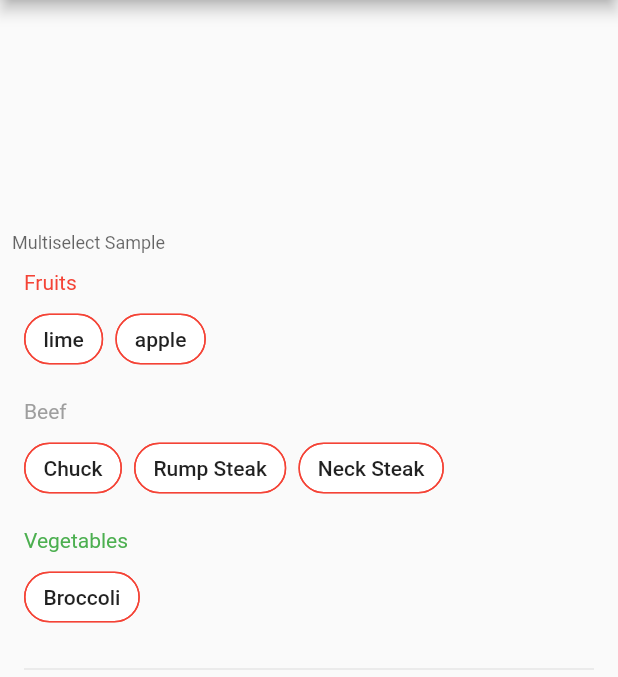
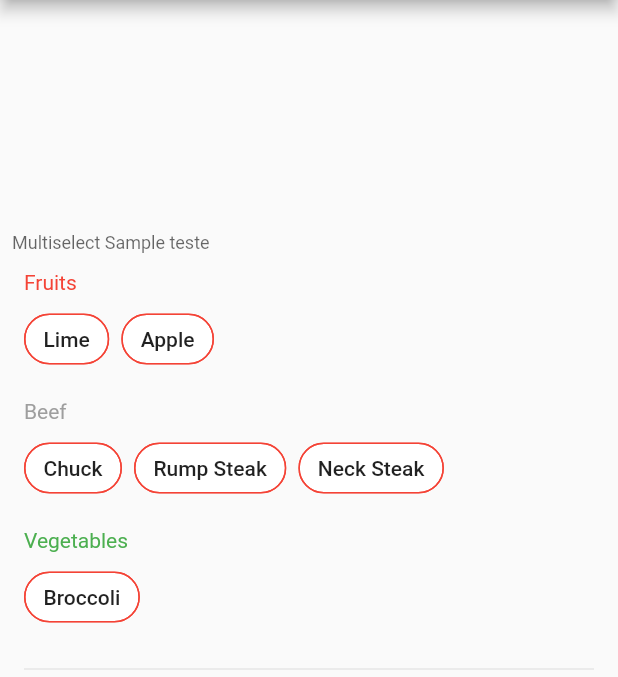
Before and after one commit to thoffart/customizable_multiselect_field, a Flutter app: the screen it shows after launch, after a tap on "Save", on a phone screen of 412 x 824 dp, the part 84-761 px from its top. Run offline on Flutter 3.47's test engine with Material 2 defaults, Android fonts, the phone set to English and light mode, and no system bars.

Commit message:
feat(property): Adding property to DataSourceOptions

```diff
--- a/example/lib/main.dart
+++ b/example/lib/main.dart
@@ -58,22 +58,23 @@ class _MyHomePageState extends State<MyHomePage> {
                   customizableMultiselectWidgetOptions: CustomizableMultiselectWidgetOptions(
                     hintText: Text('Please Select a value', style: TextStyle(color: Colors.grey)),
                     decoration: InputDecoration(
-                      labelText: 'Multiselect Sample',
+                      labelText: 'Multiselect Sample teste',
                     ),
                     chipShape: RoundedRectangleBorder(
                       side: BorderSide(color: Colors.red, width: 1),
                       borderRadius: BorderRadius.circular(40.0),
                     ),
                   ),
+                  customizableMultiselectDialogOptions: CustomizableMultiselectDialogOptions(),
                   dataSourceList: [
                     DataSource<String>(
                       dataList: [
                         {
-                          'label': 'lime',
+                          'label': 'Lime',
                           'value': 'test1',
                         },
                         {
-                          'label': 'apple',
+                          'label': 'Apple',
                           'value': 'test2',
                         },
                       ],
@@ -128,7 +129,7 @@ class _MyHomePageState extends State<MyHomePage> {
                           'key': 'Cauliflower',
                         },
                       ],
-                      options: DataSourceOptions(valueKey: 'key', labelKey: 'key', title: Text('Vegetables', style: TextStyle(color: Colors.green), textAlign: TextAlign.start,)),
+                      options: DataSourceOptions(valueKey: 'key', labelKey: 'key', title: Text('Vegetables', style: TextStyle(color: Colors.green), textAlign: TextAlign.start)),
                       valueList: vegetablesListValue,
                     ),
                     DataSource<String>(
--- a/lib/models/data_source_options.dart
+++ b/lib/models/data_source_options.dart
@@ -4,16 +4,19 @@ class DataSourceOptions {
   final String valueKey;
   final String labelKey;
   final Text title;
+  final Text noItensFoundText;
 
   DataSourceOptions({
     @required this.valueKey,
     @required this.labelKey,
     this.title,
+    this.noItensFoundText,
   });
 
   DataSourceOptions.fromJson(Map<String, dynamic> json)
     : valueKey = json['valueKey'],
       labelKey = json['labelKey'],
-      title = json['title'];
+      title = json['title'],
+      noItensFoundText = json['noItensFoundText'];
 
 }
--- a/lib/widgets/customizable_multiselect_dialog.dart
+++ b/lib/widgets/customizable_multiselect_dialog.dart
@@ -109,7 +109,7 @@ class _CustomizableMultiselectDialogState<V>
         )
         : Padding(
           padding: const EdgeInsets.all(8.0),
-          child: Container(child: Text('no Itens found!')),
+          child: Container(child: dataSource.options.noItensFoundText ?? Text('no Itens found!')),
         ),
       ],
     );
```
Also changed, not shown: pubspec.lock.
